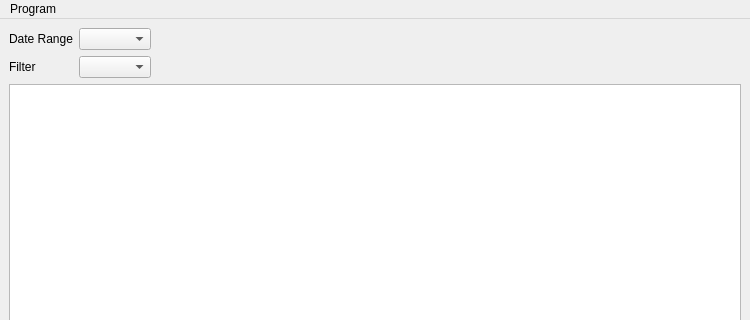
First picture: the form in mainwindow.ui, repository jeffmeese/ttrack, before the edit; both pictures show x 0 to 750 and y 0 to 320 of the 750 by 600 pixel window.
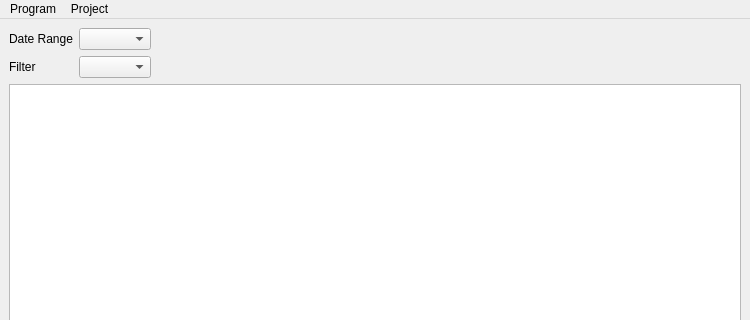
Second picture: the form after the edit.

Diff of the .ui file:
```diff
--- a/mainwindow.ui
+++ b/mainwindow.ui
@@ -96,7 +96,15 @@
     <addaction name="separator"/>
     <addaction name="actionExit"/>
    </widget>
+   <widget class="QMenu" name="menuProject">
+    <property name="title">
+     <string>Project</string>
+    </property>
+    <addaction name="actionAdd_Community"/>
+    <addaction name="actionAdd_Work_Period"/>
+   </widget>
    <addaction name="menuProgram"/>
+   <addaction name="menuProject"/>
   </widget>
   <widget class="QStatusBar" name="statusbar"/>
   <action name="actionAdd_Project">
```
Left out of the diff: 45 changed lines with no effect on the pictures.
